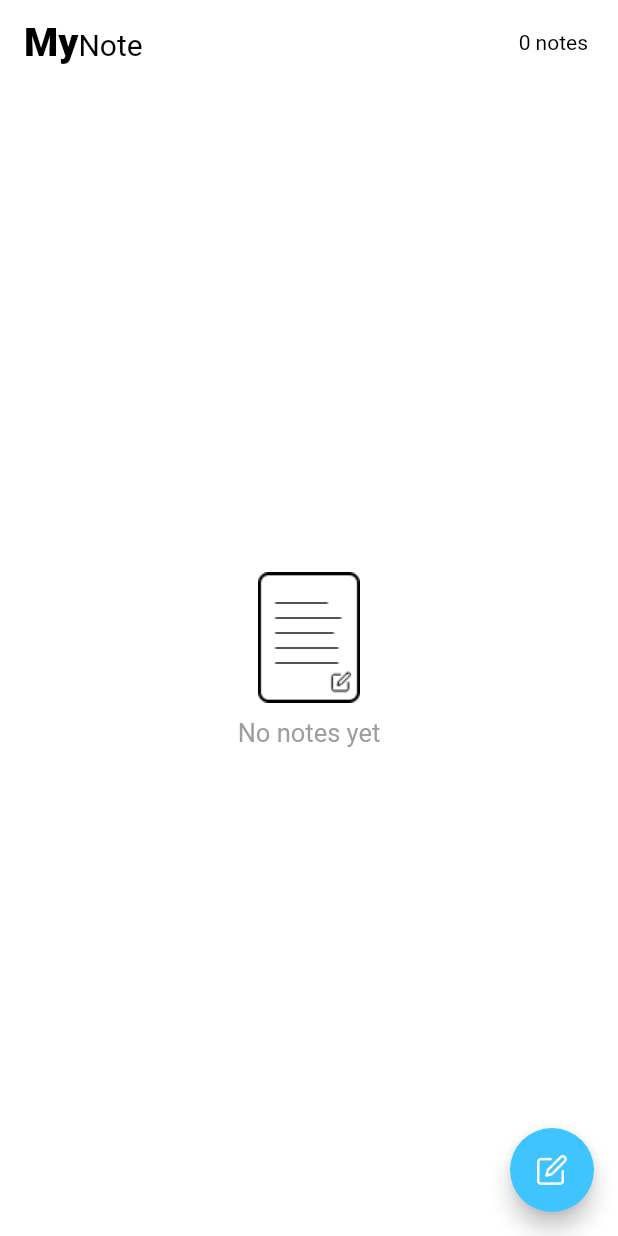
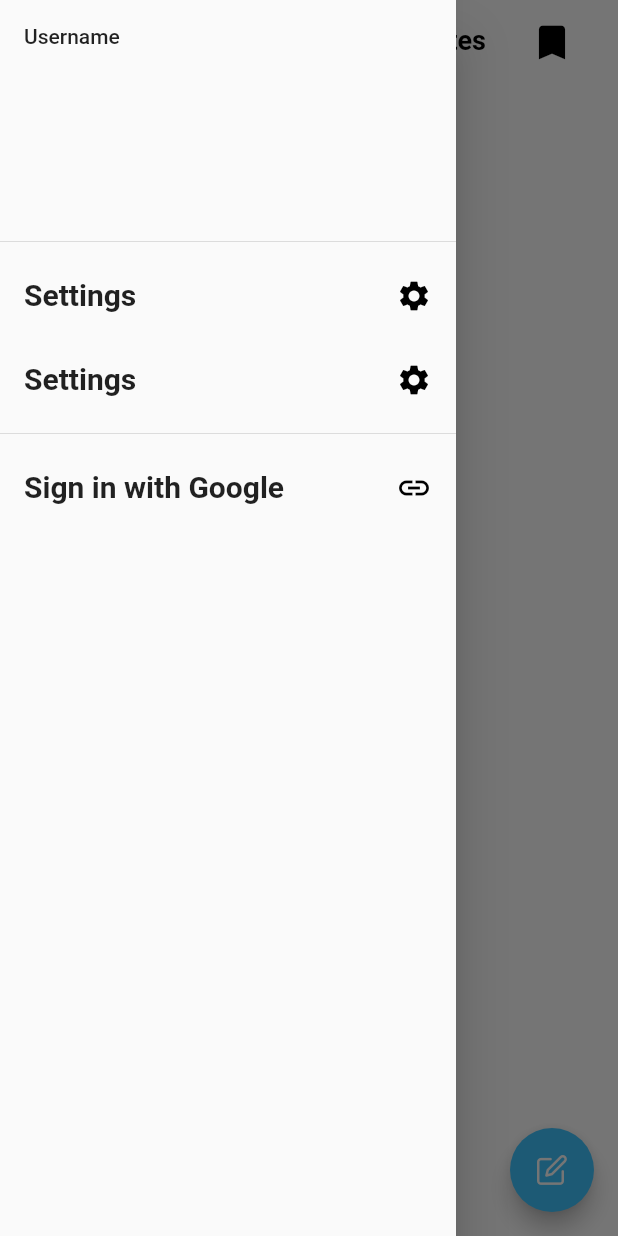
Before and after one commit to GabbyOwusu/my_note, a Flutter app: the screen it shows after launch, with the side drawer open (before the commit the screen has no drawer), on a phone screen of 412 x 824 dp. Run offline on Flutter 3.47's test engine with Material 2 defaults, Android fonts, the phone set to English and light mode, and no system bars; our stand-ins replace get_it, image_picker, share, speech_to_text; missing offline and left inert: firebase_ml_vision; accounts and stored records are empty.

Commit message:
Added drawer

```diff
--- a/lib/screens/Home.dart
+++ b/lib/screens/Home.dart
@@ -3,6 +3,7 @@ import 'package:flutter/material.dart';
 import 'package:flutter_staggered_grid_view/flutter_staggered_grid_view.dart';
 import 'package:my_note/models/Note.dart';
 import 'package:my_note/providers/NotesProvider.dart';
+import 'package:my_note/screens/Favorites.dart';
 import 'package:my_note/screens/Search.dart';
 import 'package:my_note/screens/Workspace.dart';
 import 'package:my_note/widgets/HomeNoteItem.dart';
@@ -21,13 +22,81 @@ class _MyHomePageState extends State<MyHomePage> {
     return Provider.of<NotesProvider>(context);
   }
 
+  final GlobalKey<ScaffoldState> _key = GlobalKey<ScaffoldState>();
+
   @override
   Widget build(BuildContext context) {
     return Scaffold(
+      key: _key,
+      drawer: Drawer(
+        child: ListView(
+          children: [
+            DrawerHeader(
+              child: Text('Username'),
+            ),
+            ListTile(
+              leading: Text(
+                'Settings',
+                style: TextStyle(
+                  fontSize: 20,
+                  fontWeight: FontWeight.w600,
+                ),
+              ),
+              trailing: Icon(
+                Icons.settings,
+                color: Colors.black,
+              ),
+              onTap: () {},
+            ),
+            ListTile(
+              leading: Text(
+                'Settings',
+                style: TextStyle(
+                  fontSize: 20,
+                  fontWeight: FontWeight.w600,
+                ),
+              ),
+              trailing: Icon(
+                Icons.settings,
+                color: Colors.black,
+              ),
+              onTap: () {},
+            ),
+            Divider(),
+            Container(
+              alignment: Alignment.bottomCenter,
+              child: ListTile(
+                leading: Text(
+                  'Sign in with Google',
+                  style: TextStyle(
+                    fontSize: 20,
+                    fontWeight: FontWeight.w600,
+                  ),
+                ),
+                trailing: Icon(
+                  Icons.link,
+                  color: Colors.black,
+                ),
+                onTap: () {},
+              ),
+            )
+          ],
+        ),
+      ),
       appBar: AppBar(
         automaticallyImplyLeading: false,
         backgroundColor: Theme.of(context).scaffoldBackgroundColor,
         elevation: 0,
+        centerTitle: false,
+        leading: IconButton(
+          onPressed: () {
+            _key.currentState.openDrawer();
+          },
+          icon: Icon(
+            Icons.menu,
+            color: Theme.of(context).primaryColor,
+          ),
+        ),
         title: Text.rich(
           TextSpan(
             text: "My",
@@ -53,14 +122,30 @@ class _MyHomePageState extends State<MyHomePage> {
         ),
         actions: [
           Padding(
-            padding: const EdgeInsets.only(top: 20, right: 20),
+            padding: const EdgeInsets.only(top: 16, right: 20),
             child: Text(
               '${provider.notes?.length ?? 0} notes',
               style: TextStyle(
+                fontSize: 18,
+                fontWeight: FontWeight.w600,
                 color: Theme.of(context).primaryColor,
               ),
             ),
-          )
+          ),
+          Padding(
+            padding: const EdgeInsets.only(right: 20),
+            child: IconButton(
+                icon: Icon(
+                  Icons.bookmark,
+                  color: Theme.of(context).primaryColor,
+                  size: 30,
+                ),
+                onPressed: () {
+                  Navigator.push(context, MaterialPageRoute(builder: (_) {
+                    return Favorites();
+                  }));
+                }),
+          ),
         ],
       ),
       backgroundColor: Theme.of(context).scaffoldBackgroundColor,
```
